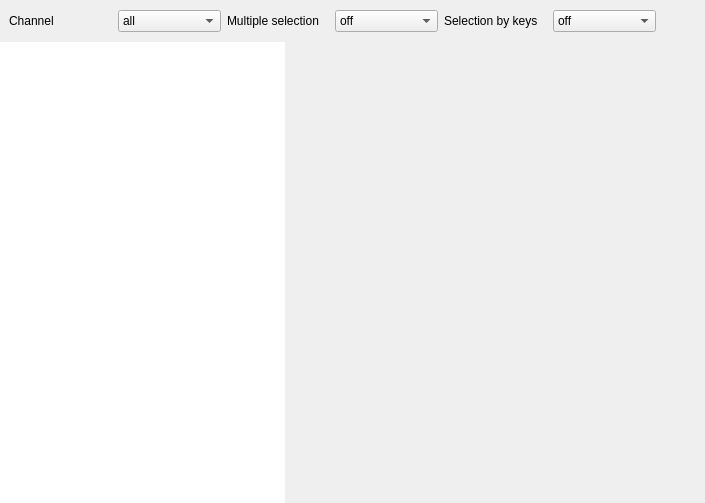
Above: sources/player/player.ui from davy7125/polyphone before the change. Below: the same form after it.
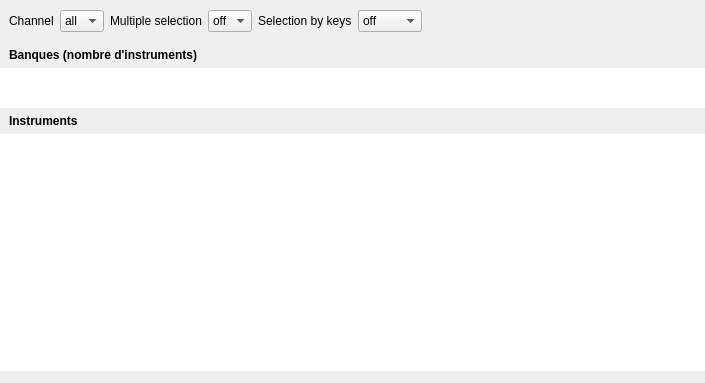
That is the form after the change. The open tabs and pages were chosen to show the change. Custom widgets are drawn as their Qt base class.

The edit to the form file:
```diff
--- a/sources/player/player.ui
+++ b/sources/player/player.ui
@@ -7,7 +7,7 @@
     <x>0</x>
     <y>0</y>
     <width>705</width>
-    <height>503</height>
+    <height>383</height>
    </rect>
   </property>
   <property name="windowTitle">
@@ -18,7 +18,7 @@
   </property>
   <layout class="QVBoxLayout" name="verticalLayout">
    <property name="spacing">
-    <number>0</number>
+    <number>6</number>
    </property>
    <property name="leftMargin">
     <number>0</number>
@@ -193,12 +193,12 @@
       <item>
        <spacer name="horizontalSpacer_5">
         <property name="orientation">
-         <enum>Qt::Vertical</enum>
+         <enum>Qt::Horizontal</enum>
         </property>
         <property name="sizeHint" stdset="0">
          <size>
-          <width>40</width>
-          <height>20</height>
+          <width>20</width>
+          <height>40</height>
          </size>
         </property>
        </spacer>
@@ -206,108 +206,6 @@
      </layout>
     </widget>
    </item>
-   <item>
-    <layout class="QHBoxLayout" name="horizontalLayout" stretch="0,0">
-     <property name="spacing">
-      <number>0</number>
-     </property>
-     <property name="leftMargin">
-      <number>0</number>
-     </property>
-     <property name="topMargin">
-      <number>0</number>
-     </property>
-     <property name="rightMargin">
-      <number>0</number>
-     </property>
-     <property name="bottomMargin">
-      <number>0</number>
-     </property>
-     <item>
-      <widget class="BackgroundWidget" name="leftPart" native="true">
-       <property name="maximumSize">
-        <size>
-         <width>285</width>
-         <height>16777215</height>
-        </size>
-       </property>
-       <layout class="QVBoxLayout" name="verticalLayout_2">
-        <property name="spacing">
-         <number>0</number>
-        </property>
-        <property name="leftMargin">
-         <number>0</number>
-        </property>
-        <property name="topMargin">
-         <number>0</number>
-        </property>
-        <property name="rightMargin">
-         <number>0</number>
-        </property>
-        <property name="bottomMargin">
-         <number>0</number>
-        </property>
-        <item>
-         <widget class="QTreeView" name="treeView">
-          <property name="minimumSize">
-           <size>
-            <width>160</width>
-            <height>0</height>
-           </size>
-          </property>
-          <property name="contextMenuPolicy">
-           <enum>Qt::NoContextMenu</enum>
-          </property>
-          <property name="acceptDrops">
-           <bool>true</bool>
-          </property>
-          <property name="frameShape">
-           <enum>QFrame::NoFrame</enum>
-          </property>
-          <property name="horizontalScrollBarPolicy">
-           <enum>Qt::ScrollBarAsNeeded</enum>
-          </property>
-          <property name="editTriggers">
-           <set>QAbstractItemView::NoEditTriggers</set>
-          </property>
-          <property name="showDropIndicator" stdset="0">
-           <bool>false</bool>
-          </property>
-          <property name="textElideMode">
-           <enum>Qt::ElideMiddle</enum>
-          </property>
-          <property name="verticalScrollMode">
-           <enum>QAbstractItemView::ScrollPerItem</enum>
-          </property>
-          <property name="indentation">
-           <number>0</number>
-          </property>
-          <property name="headerHidden">
-           <bool>true</bool>
-          </property>
-         </widget>
-        </item>
-       </layout>
-      </widget>
-     </item>
-     <item>
-      <widget class="QFrame" name="rightPart">
-       <layout class="QVBoxLayout" name="verticalLayout_3">
-        <property name="spacing">
-         <number>0</number>
-        </property>
-        <property name="leftMargin">
-         <number>0</number>
-        </property>
-        <property name="topMargin">
-         <number>0</number>
-        </property>
-        <property name="rightMargin">
-         <number>0</number>
-        </property>
-        <property name="bottomMargin">
-         <number>0</number>
-        </property>
         <item>
          <widget class="QStackedWidget" name="stackedMain">
           <property name="autoFillBackground">
@@ -405,22 +303,158 @@
            </layout>
           </widget>
           <widget class="QWidget" name="pagePlay">
-           <layout class="QVBoxLayout" name="verticalLayout_4">
+      <layout class="QVBoxLayout" name="verticalLayout_4" stretch="0,0,0,100,0">
+       <property name="leftMargin">
+        <number>0</number>
+       </property>
+       <property name="topMargin">
+        <number>0</number>
+       </property>
+       <property name="rightMargin">
+        <number>0</number>
+       </property>
+       <property name="bottomMargin">
+        <number>0</number>
+       </property>
             <item>
-             <spacer name="verticalSpacer_5">
-              <property name="orientation">
-               <enum>Qt::Vertical</enum>
-              </property>
-              <property name="sizeHint" stdset="0">
+        <layout class="QHBoxLayout" name="horizontalLayout">
+         <property name="leftMargin">
+          <number>9</number>
+         </property>
+         <property name="rightMargin">
+          <number>9</number>
+         </property>
+         <item>
+          <widget class="QLabel" name="label_4">
+           <property name="font">
+            <font>
+             <bold>true</bold>
+            </font>
+           </property>
+           <property name="text">
+            <string>Banques (nombre d'instruments)</string>
+           </property>
+          </widget>
+         </item>
+        </layout>
+       </item>
+       <item>
+        <widget class="QListView" name="listBank">
+         <property name="sizePolicy">
+          <sizepolicy hsizetype="Expanding" vsizetype="Preferred">
+           <horstretch>0</horstretch>
+           <verstretch>0</verstretch>
+          </sizepolicy>
+         </property>
+         <property name="maximumSize">
                <size>
-                <width>20</width>
+           <width>16777215</width>
                 <height>40</height>
                </size>
               </property>
-             </spacer>
+         <property name="contextMenuPolicy">
+          <enum>Qt::NoContextMenu</enum>
+         </property>
+         <property name="acceptDrops">
+          <bool>true</bool>
+         </property>
+         <property name="frameShape">
+          <enum>QFrame::NoFrame</enum>
+         </property>
+         <property name="verticalScrollBarPolicy">
+          <enum>Qt::ScrollBarAlwaysOff</enum>
+         </property>
+         <property name="horizontalScrollBarPolicy">
+          <enum>Qt::ScrollBarAsNeeded</enum>
+         </property>
+         <property name="editTriggers">
+          <set>QAbstractItemView::NoEditTriggers</set>
+         </property>
+         <property name="showDropIndicator" stdset="0">
+          <bool>false</bool>
+         </property>
+         <property name="textElideMode">
+          <enum>Qt::ElideMiddle</enum>
+         </property>
+         <property name="flow">
+          <enum>QListView::LeftToRight</enum>
+         </property>
+         <property name="resizeMode">
+          <enum>QListView::Adjust</enum>
+         </property>
+         <property name="spacing">
+          <number>0</number>
+         </property>
+        </widget>
             </item>
             <item>
-             <widget class="ControllerArea" name="widget" native="true"/>
+        <layout class="QHBoxLayout" name="horizontalLayout_3">
+         <property name="leftMargin">
+          <number>9</number>
+         </property>
+         <property name="rightMargin">
+          <number>9</number>
+         </property>
+         <item>
+          <widget class="QLabel" name="label_5">
+           <property name="font">
+            <font>
+             <bold>true</bold>
+            </font>
+           </property>
+           <property name="text">
+            <string>Instruments</string>
+           </property>
+          </widget>
+         </item>
+        </layout>
+       </item>
+       <item>
+        <widget class="QListView" name="listPreset">
+         <property name="sizePolicy">
+          <sizepolicy hsizetype="Expanding" vsizetype="Expanding">
+           <horstretch>0</horstretch>
+           <verstretch>0</verstretch>
+          </sizepolicy>
+         </property>
+         <property name="frameShape">
+          <enum>QFrame::NoFrame</enum>
+         </property>
+         <property name="verticalScrollBarPolicy">
+          <enum>Qt::ScrollBarAsNeeded</enum>
+         </property>
+         <property name="horizontalScrollBarPolicy">
+          <enum>Qt::ScrollBarAlwaysOff</enum>
+         </property>
+         <property name="editTriggers">
+          <set>QAbstractItemView::NoEditTriggers</set>
+         </property>
+         <property name="showDropIndicator" stdset="0">
+          <bool>false</bool>
+         </property>
+         <property name="textElideMode">
+          <enum>Qt::ElideMiddle</enum>
+         </property>
+         <property name="resizeMode">
+          <enum>QListView::Adjust</enum>
+         </property>
+         <property name="spacing">
+          <number>6</number>
+         </property>
+        </widget>
+       </item>
+       <item>
+        <layout class="QHBoxLayout" name="horizontalLayout_4">
+         <property name="leftMargin">
+          <number>9</number>
+         </property>
+         <property name="rightMargin">
+          <number>9</number>
+         </property>
+         <item>
+          <widget class="ControllerArea" name="controllerArea" native="true"/>
+         </item>
+        </layout>
             </item>
            </layout>
           </widget>
@@ -538,11 +572,6 @@
           </widget>
          </widget>
         </item>
-       </layout>
-      </widget>
-     </item>
-    </layout>
-   </item>
    <item>
     <widget class="PianoKeybdCustom" name="keyboard" native="true">
      <property name="sizePolicy">
@@ -568,12 +597,6 @@
    <header>rotatingspinner.h</header>
    <container>1</container>
   </customwidget>
-  <customwidget>
-   <class>BackgroundWidget</class>
-   <extends>QWidget</extends>
-   <header>backgroundwidget.h</header>
-   <container>1</container>
-  </customwidget>
   <customwidget>
    <class>PianoKeybdCustom</class>
    <extends>QWidget</extends>
```
Left out of the diff: 2 changed lines with no effect on the pictures. Lines whose indentation alone changed are shown as unchanged.
